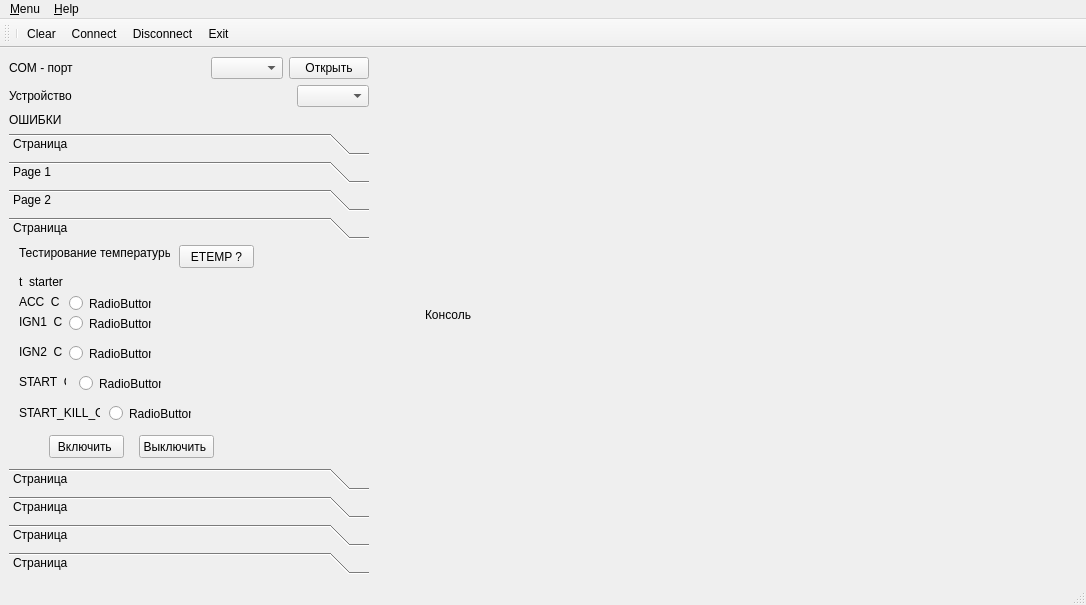
Old version of the form mainwindow.ui in the repository Neitron-byte/Repair.
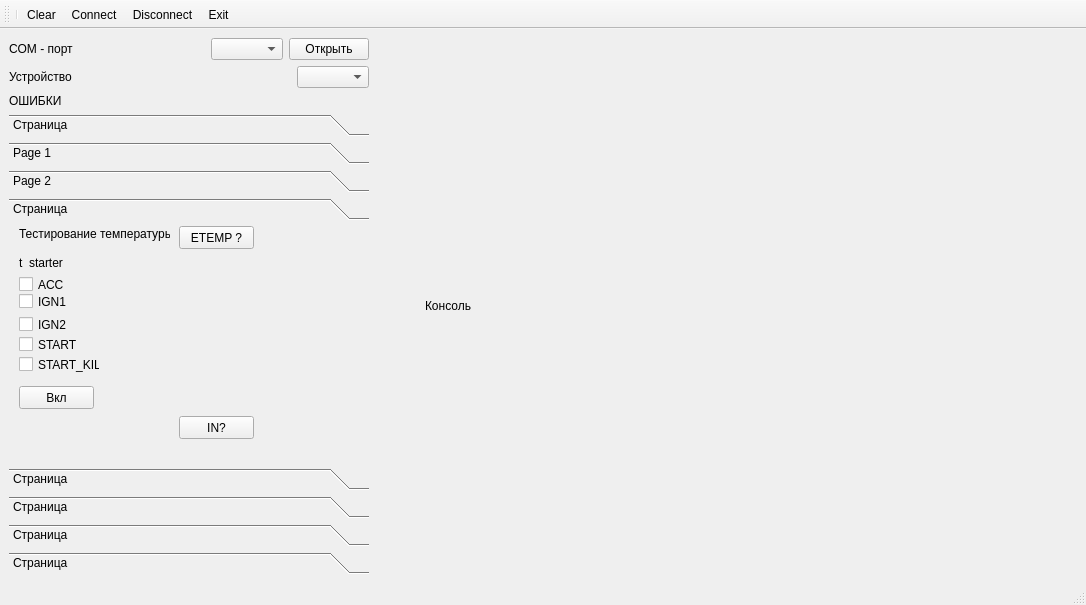
New version of the form. The open tabs and pages were chosen to show the change. Icons and pictures are not drawn.

The edit to the form file:
```diff
--- a/mainwindow.ui
+++ b/mainwindow.ui
@@ -491,84 +491,6 @@
            <string>ETEMP ?</string>
           </property>
          </widget>
-         <widget class="QLabel" name="label_12">
-          <property name="geometry">
-           <rect>
-            <x>10</x>
-            <y>50</y>
-            <width>47</width>
-            <height>13</height>
-           </rect>
-          </property>
-          <property name="text">
-           <string>ACC_C</string>
-          </property>
-         </widget>
-         <widget class="QLabel" name="label_21">
-          <property name="geometry">
-           <rect>
-            <x>10</x>
-            <y>70</y>
-            <width>47</width>
-            <height>13</height>
-           </rect>
-          </property>
-          <property name="text">
-           <string>IGN1_C</string>
-          </property>
-         </widget>
-         <widget class="QLabel" name="label_25">
-          <property name="geometry">
-           <rect>
-            <x>10</x>
-            <y>100</y>
-            <width>47</width>
-            <height>13</height>
-           </rect>
-          </property>
-          <property name="text">
-           <string>IGN2_C</string>
-          </property>
-         </widget>
-         <widget class="QLabel" name="label_26">
-          <property name="geometry">
-           <rect>
-            <x>10</x>
-            <y>130</y>
-            <width>47</width>
-            <height>13</height>
-           </rect>
-          </property>
-          <property name="text">
-           <string>START_C</string>
-          </property>
-         </widget>
-         <widget class="QLabel" name="label_27">
-          <property name="geometry">
-           <rect>
-            <x>10</x>
-            <y>160</y>
-            <width>81</width>
-            <height>16</height>
-           </rect>
-          </property>
-          <property name="text">
-           <string>START_KILL_C</string>
-          </property>
-         </widget>
-         <widget class="QRadioButton" name="radioButton_acc">
-          <property name="geometry">
-           <rect>
-            <x>60</x>
-            <y>50</y>
-            <width>82</width>
-            <height>17</height>
-           </rect>
-          </property>
-          <property name="text">
-           <string>RadioButton</string>
-          </property>
-         </widget>
          <widget class="QLabel" name="label_28">
           <property name="geometry">
            <rect>
@@ -582,82 +504,95 @@
            <string>t_starter</string>
           </property>
          </widget>
-         <widget class="QRadioButton" name="radioButton_ign1">
+         <widget class="QPushButton" name="pushButton_IN">
           <property name="geometry">
            <rect>
-            <x>60</x>
-            <y>70</y>
-            <width>82</width>
+            <x>170</x>
+            <y>190</y>
+            <width>75</width>
+            <height>23</height>
+           </rect>
+          </property>
+          <property name="text">
+           <string>IN?</string>
+          </property>
+         </widget>
+         <widget class="QCheckBox" name="checkBox_23">
+          <property name="geometry">
+           <rect>
+            <x>10</x>
+            <y>50</y>
+            <width>70</width>
             <height>17</height>
            </rect>
           </property>
           <property name="text">
-           <string>RadioButton</string>
+           <string>ACC</string>
           </property>
          </widget>
-         <widget class="QRadioButton" name="radioButton_ign2">
+         <widget class="QCheckBox" name="checkBox_24">
           <property name="geometry">
            <rect>
-            <x>60</x>
-            <y>100</y>
-            <width>82</width>
+            <x>10</x>
+            <y>60</y>
+            <width>70</width>
+            <height>31</height>
+           </rect>
+          </property>
+          <property name="text">
+           <string>IGN1</string>
+          </property>
+         </widget>
+         <widget class="QCheckBox" name="checkBox_25">
+          <property name="geometry">
+           <rect>
+            <x>10</x>
+            <y>90</y>
+            <width>70</width>
             <height>17</height>
            </rect>
           </property>
           <property name="text">
-           <string>RadioButton</string>
+           <string>IGN2</string>
           </property>
          </widget>
-         <widget class="QRadioButton" name="radioButton_start">
+         <widget class="QCheckBox" name="checkBox_31">
           <property name="geometry">
            <rect>
-            <x>70</x>
+            <x>10</x>
+            <y>110</y>
+            <width>70</width>
+            <height>17</height>
+           </rect>
+          </property>
+          <property name="text">
+           <string>START</string>
+          </property>
+         </widget>
+         <widget class="QCheckBox" name="checkBox_32">
+          <property name="geometry">
+           <rect>
+            <x>10</x>
             <y>130</y>
-            <width>82</width>
+            <width>81</width>
             <height>17</height>
            </rect>
           </property>
           <property name="text">
-           <string>RadioButton</string>
+           <string>START_KILL</string>
           </property>
          </widget>
-         <widget class="QRadioButton" name="radioButton_start_kill">
+         <widget class="QPushButton" name="pushButton_ON">
           <property name="geometry">
            <rect>
-            <x>100</x>
+            <x>10</x>
             <y>160</y>
-            <width>82</width>
-            <height>17</height>
-           </rect>
-          </property>
-          <property name="text">
-           <string>RadioButton</string>
-          </property>
-         </widget>
-         <widget class="QPushButton" name="pushButton_out_on">
-          <property name="geometry">
-           <rect>
-            <x>40</x>
-            <y>190</y>
             <width>75</width>
             <height>23</height>
            </rect>
           </property>
           <property name="text">
-           <string>Включить </string>
-          </property>
-         </widget>
-         <widget class="QPushButton" name="pushButton_out_off">
-          <property name="geometry">
-           <rect>
-            <x>130</x>
-            <y>190</y>
-            <width>75</width>
-            <height>23</height>
-           </rect>
-          </property>
-          <property name="text">
-           <string>Выключить </string>
+           <string>Вкл</string>
           </property>
          </widget>
         </widget>
@@ -1089,24 +1024,6 @@
      <height>21</height>
     </rect>
    </property>
-   <widget class="QMenu" name="menu_Menu">
-    <property name="title">
-     <string>&amp;Menu</string>
-    </property>
-    <addaction name="action_Connect_2"/>
-    <addaction name="action_Disconnect_2"/>
-    <addaction name="action_Clear_2"/>
-    <addaction name="separator"/>
-    <addaction name="action_Exit_3"/>
-   </widget>
-   <widget class="QMenu" name="menu_About">
-    <property name="title">
-     <string>&amp;Help</string>
-    </property>
-    <addaction name="action_About"/>
-   </widget>
-   <addaction name="menu_Menu"/>
-   <addaction name="menu_About"/>
   </widget>
   <widget class="QStatusBar" name="statusbar"/>
   <widget class="QToolBar" name="toolBar">
```
Left out of the diff: 6 changed lines with no effect on the pictures.
